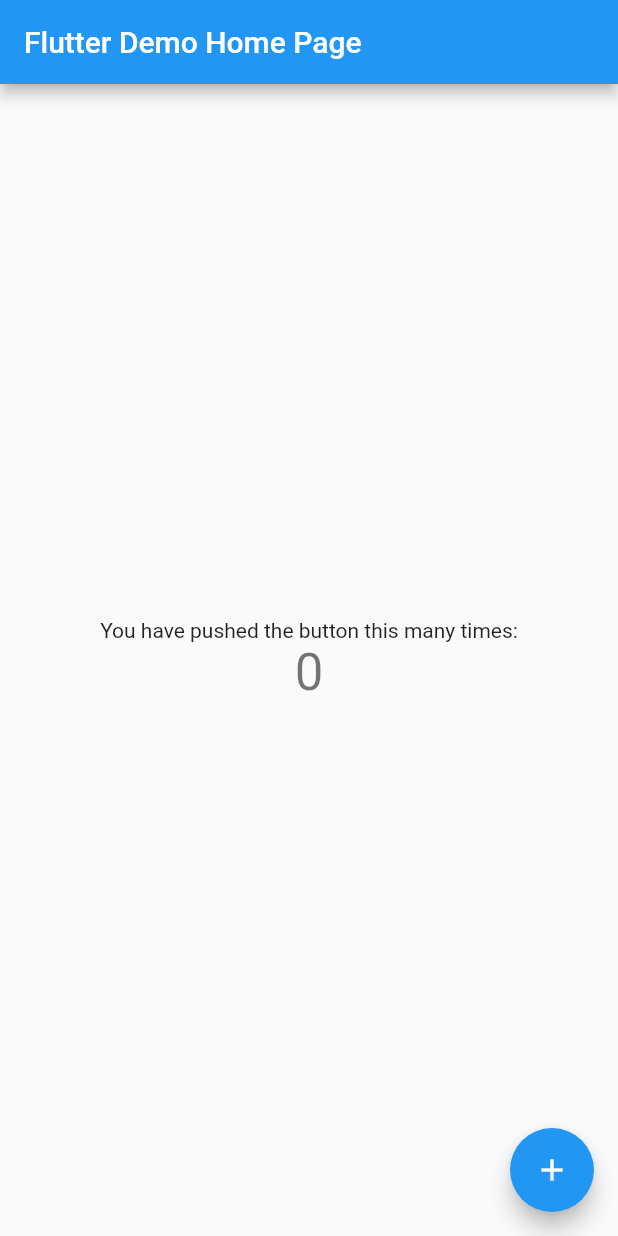
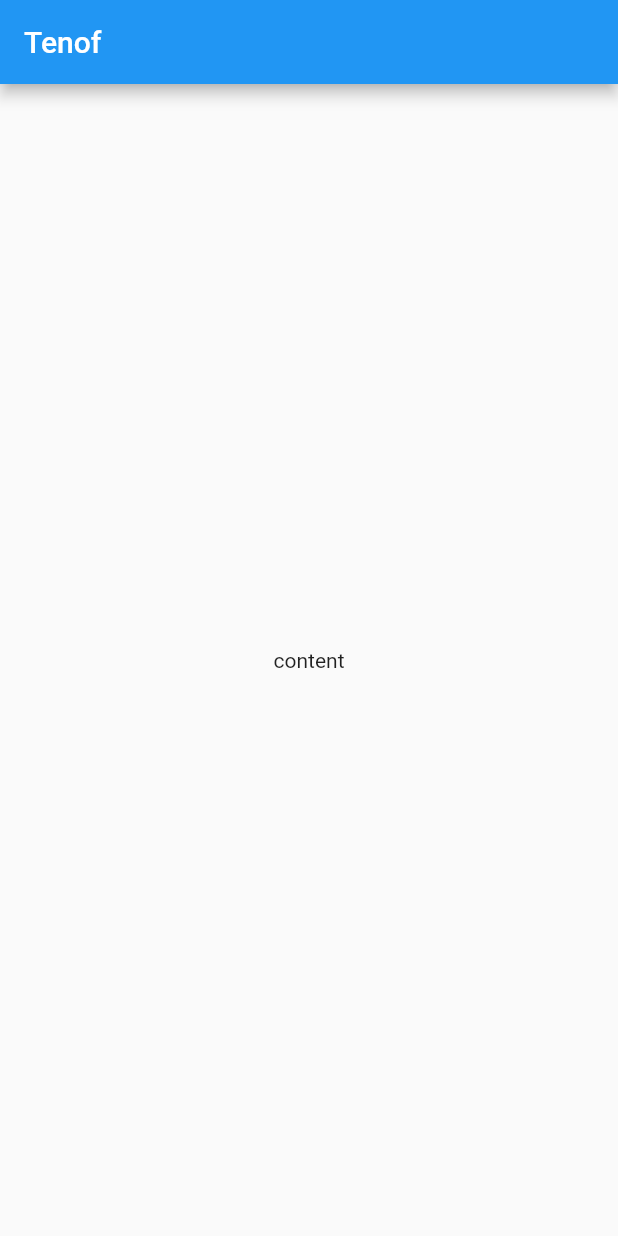
Before and after one commit to tenof/tenof, a Flutter app: the screen it shows after launch, on a phone screen of 412 x 824 dp. Run offline on Flutter 3.47's test engine with Material 2 defaults, Android fonts, the phone set to English and light mode, and no system bars.

Commit message:
初始化 Flutter

```diff
--- a/lib/main.dart
+++ b/lib/main.dart
@@ -11,7 +11,7 @@ class MyApp extends StatelessWidget {
   @override
   Widget build(BuildContext context) {
     return MaterialApp(
-      title: 'Flutter Demo',
+      title: 'Tenof',
       theme: ThemeData(
         // This is the theme of your application.
         //
@@ -24,42 +24,13 @@ class MyApp extends StatelessWidget {
         // is not restarted.
         primarySwatch: Colors.blue,
       ),
-      home: const MyHomePage(title: 'Flutter Demo Home Page'),
+      home: const MyHomePage(),
     );
   }
 }
 
-class MyHomePage extends StatefulWidget {
-  const MyHomePage({Key? key, required this.title}) : super(key: key);
-
-  // This widget is the home page of your application. It is stateful, meaning
-  // that it has a State object (defined below) that contains fields that affect
-  // how it looks.
-
-  // This class is the configuration for the state. It holds the values (in this
-  // case the title) provided by the parent (in this case the App widget) and
-  // used by the build method of the State. Fields in a Widget subclass are
-  // always marked "final".
-
-  final String title;
-
-  @override
-  State<MyHomePage> createState() => _MyHomePageState();
-}
-
-class _MyHomePageState extends State<MyHomePage> {
-  int _counter = 0;
-
-  void _incrementCounter() {
-    setState(() {
-      // This call to setState tells the Flutter framework that something has
-      // changed in this State, which causes it to rerun the build method below
-      // so that the display can reflect the updated values. If we changed
-      // _counter without calling setState(), then the build method would not be
-      // called again, and so nothing would appear to happen.
-      _counter++;
-    });
-  }
+class MyHomePage extends StatelessWidget {
+  const MyHomePage({Key? key}) : super(key: key);
 
   @override
   Widget build(BuildContext context) {
@@ -73,42 +44,12 @@ class _MyHomePageState extends State<MyHomePage> {
       appBar: AppBar(
         // Here we take the value from the MyHomePage object that was created by
         // the App.build method, and use it to set our appbar title.
-        title: Text(widget.title),
+        title: const Text("Tenof"),
       ),
-      body: Center(
+      body: const Center(
         // Center is a layout widget. It takes a single child and positions it
         // in the middle of the parent.
-        child: Column(
-          // Column is also a layout widget. It takes a list of children and
-          // arranges them vertically. By default, it sizes itself to fit its
-          // children horizontally, and tries to be as tall as its parent.
-          //
-          // Invoke "debug painting" (press "p" in the console, choose the
-          // "Toggle Debug Paint" action from the Flutter Inspector in Android
-          // Studio, or the "Toggle Debug Paint" command in Visual Studio Code)
-          // to see the wireframe for each widget.
-          //
-          // Column has various properties to control how it sizes itself and
-          // how it positions its children. Here we use mainAxisAlignment to
-          // center the children vertically; the main axis here is the vertical
-          // axis because Columns are vertical (the cross axis would be
-          // horizontal).
-          mainAxisAlignment: MainAxisAlignment.center,
-          children: <Widget>[
-            const Text(
-              'You have pushed the button this many times:',
-            ),
-            Text(
-              '$_counter',
-              style: Theme.of(context).textTheme.headline4,
-            ),
-          ],
-        ),
-      ),
-      floatingActionButton: FloatingActionButton(
-        onPressed: _incrementCounter,
-        tooltip: 'Increment',
-        child: const Icon(Icons.add),
+        child: Text("content"),
       ), // This trailing comma makes auto-formatting nicer for build methods.
     );
   }
```
Also changed, not shown: lib/src/editor_page.dart (added), 1 other file.
